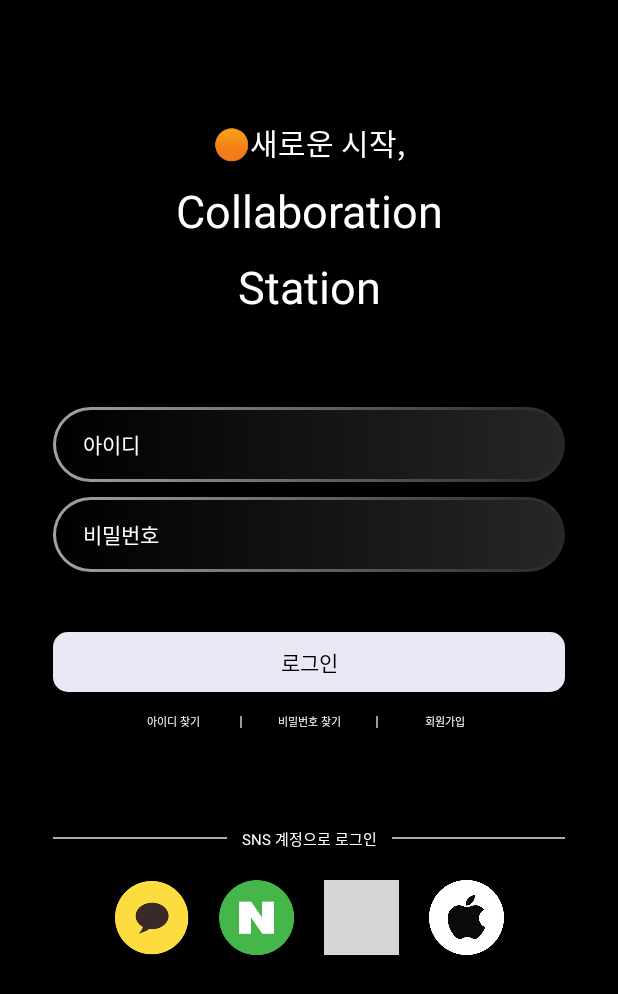
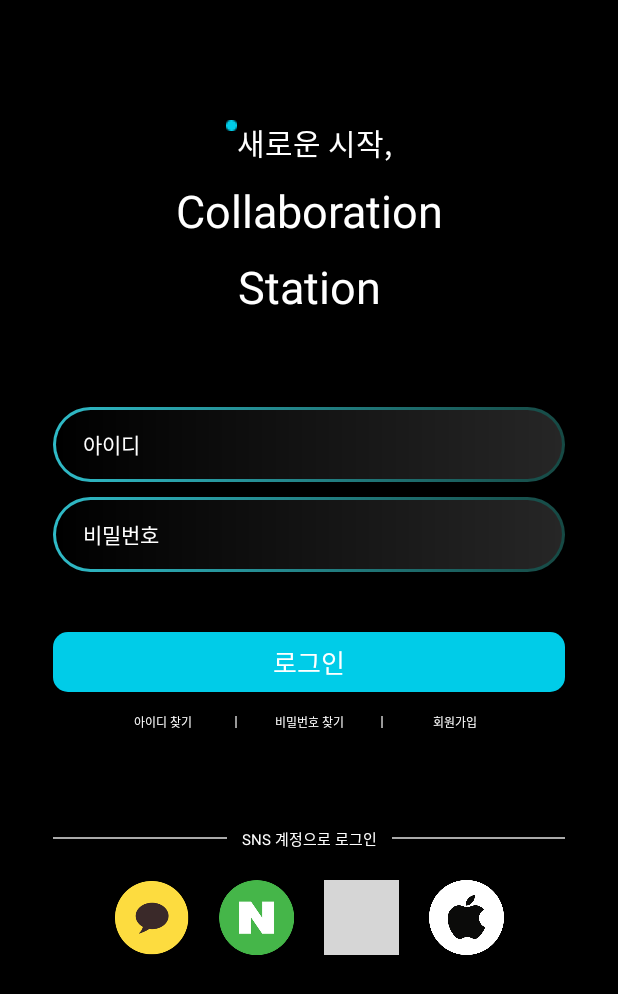
Before and after one commit to EJ-pro/Collobo-Station, an Android app: the screen it shows after launch (LoginActivity), on a phone screen of 412 x 824 dp. Shown: the top 994 px of the screen. Run offline under Robolectric (Android 15) with nearby library versions, the phone set to English and light mode, and no system bars; our stand-ins replace Firebase (no records; nobody signed in at launch, a user with empty details on screens opened directly); grey boxes are pictures that could not be loaded.

Commit message:
app styles 수정

```diff
--- a/app/src/main/java/com/example/collobo_station/Login/CreateActivity.kt
+++ b/app/src/main/java/com/example/collobo_station/Login/CreateActivity.kt
@@ -97,7 +97,7 @@ class CreateActivity  : AppCompatActivity() {
                     }
                 },1000)
             } else {
-                checkDuplicateNickname(phone)
+                checkDuplicatePhoneNumber(phone)
             }
         }
         createButton.setOnClickListener {
--- a/app/src/main/res/drawable/create_back_button_image.xml
+++ b/app/src/main/res/drawable/create_back_button_image.xml
@@ -1,5 +1,5 @@
-<vector xmlns:android="http://schemas.android.com/apk/res/android" android:autoMirrored="true" android:height="24dp" android:tint="#001AFF" android:viewportHeight="24" android:viewportWidth="24" android:width="24dp">
+<vector xmlns:android="http://schemas.android.com/apk/res/android" android:autoMirrored="true" android:height="24dp" android:tint="#00CCE8" android:viewportHeight="24" android:viewportWidth="24" android:width="24dp">
 
-    <path android:fillColor="@android:color/white" android:pathData="M20,11H7.83l5.59,-5.59L12,4l-8,8 8,8 1.41,-1.41L7.83,13H20v-2z"/>
+    <path android:fillColor="@color/white" android:pathData="M20,11H7.83l5.59,-5.59L12,4l-8,8 8,8 1.41,-1.41L7.83,13H20v-2z"/>
 
 </vector>
--- a/app/src/main/res/drawable/create_button_background.xml
+++ b/app/src/main/res/drawable/create_button_background.xml
@@ -1,6 +1,6 @@
 <?xml version="1.0" encoding="utf-8"?>
 <shape xmlns:android="http://schemas.android.com/apk/res/android"
     android:shape="rectangle">
-    <solid android:color="#0119FF" />
+    <solid android:color="@color/maincolor" />
     <corners android:radius="10dp" />
 </shape>
--- a/app/src/main/res/drawable/login_btn_background.xml
+++ b/app/src/main/res/drawable/login_btn_background.xml
@@ -1,6 +1,6 @@
 <?xml version="1.0" encoding="utf-8"?>
 <shape xmlns:android="http://schemas.android.com/apk/res/android"
     android:shape="rectangle">
-    <solid android:color="#E9E9F5" />
+    <solid android:color="#00CCE8" />
     <corners android:radius="10dp" />
 </shape>
--- a/app/src/main/res/drawable/login_rounded_gradient_background.xml
+++ b/app/src/main/res/drawable/login_rounded_gradient_background.xml
@@ -4,8 +4,8 @@
         <shape>
             <!-- 테두리 그라데이션 설정 -->
             <gradient
-                android:startColor="#A3A3A3"
-                android:endColor="#272727"
+                android:startColor="#2FBBC8"
+                android:endColor="#164944"
                 android:angle="0" />
             <!-- 코너 설정 -->
             <corners android:radius="27dp" />
--- a/app/src/main/res/layout/activity_login.xml
+++ b/app/src/main/res/layout/activity_login.xml
@@ -9,17 +9,26 @@
     android:paddingRight="35dp"
     android:screenOrientation="portrait"
     tools:context=".Main.MainActivity">
-
-    <TextView
-        android:id="@+id/aplication_name1"
+    <LinearLayout
         android:layout_width="match_parent"
         android:layout_height="wrap_content"
         android:layout_marginTop="80dp"
-        android:text="🟠새로운 시작,"
-        android:textAlignment="center"
-        android:textColor="@color/white"
-        android:textSize="20sp" />
-
+        android:gravity="center"
+        android:orientation="horizontal">
+        <ImageView
+            android:layout_width="wrap_content"
+            android:layout_height="wrap_content"
+            android:layout_gravity="top"
+            android:src="@drawable/login_dat"/>
+        <TextView
+            android:id="@+id/aplication_name1"
+            android:layout_width="wrap_content"
+            android:layout_height="wrap_content"
+            android:text="새로운 시작,"
+            android:textAlignment="center"
+            android:textColor="@color/white"
+            android:textSize="20sp" />
+    </LinearLayout>
     <TextView
         android:id="@+id/aplication_name2"
         android:layout_width="match_parent"
@@ -76,14 +85,14 @@
         android:layout_marginTop="40dp"
         android:text="로그인"
         android:background="@drawable/login_btn_background"
-        android:textSize="14sp"
-        android:textColor="@color/black" />
+        android:textSize="17sp"
+        android:textColor="@color/white" />
     <LinearLayout
         android:layout_width="match_parent"
         android:layout_height="wrap_content"
         android:orientation="horizontal"
-        android:paddingLeft="35dp"
-        android:paddingRight="35dp"
+        android:paddingLeft="25dp"
+        android:paddingRight="25dp"
         android:layout_marginTop="10dp">
 
         <Button
@@ -93,7 +102,7 @@
             android:layout_weight="1"
             android:text="아이디 찾기"
             android:background="@color/black"
-            android:textSize="7sp"
+            android:textSize="8sp"
             android:textColor="@color/white" />
 
         <View
@@ -110,7 +119,7 @@
             android:layout_weight="1"
             android:text="비밀번호 찾기"
             android:background="@color/black"
-            android:textSize="7sp"
+            android:textSize="8sp"
             android:textColor="@color/white" />
         <View
             android:layout_width="1dp"
@@ -126,7 +135,7 @@
             android:layout_weight="1"
             android:text="회원가입"
             android:background="@color/black"
-            android:textSize="7sp"
+            android:textSize="8sp"
             android:textColor="@color/white" />
 
     </LinearLayout>
--- a/app/src/main/res/layout/activity_main.xml
+++ b/app/src/main/res/layout/activity_main.xml
@@ -5,7 +5,7 @@
     xmlns:tools="http://schemas.android.com/tools"
     android:layout_width="match_parent"
     android:layout_height="match_parent"
-    android:background="@color/black"
+    android:background="@android:color/transparent"
     android:orientation="vertical"
     tools:context=".Main.MainActivity">
 
--- a/app/src/main/res/layout/viewpager2_item.xml
+++ b/app/src/main/res/layout/viewpager2_item.xml
@@ -2,7 +2,7 @@
     xmlns:app="http://schemas.android.com/apk/res-auto"
     android:layout_width="match_parent"
     android:layout_height="match_parent"
-    android:background="@color/black">
+    android:background="@color/white">
 
     <androidx.cardview.widget.CardView
         android:layout_width="match_parent"
--- a/app/src/main/res/values/colors.xml
+++ b/app/src/main/res/values/colors.xml
@@ -2,10 +2,10 @@
 <resources>
     <color name="black">#FF000000</color>
     <color name="white">#FFFFFFFF</color>
-    <color name="maincolor">#DAFC49</color>
+    <color name="maincolor">#00CCE8</color>
 <!--    <color name="navigation_start_color">#DBA700</color>-->
 <!--    <color name="navigation_End_color">#6A5400</color>-->
-        <color name="navigation_start_color">#B7D621</color>
-        <color name="navigation_End_color">#9DA66F</color>
+        <color name="navigation_start_color">#28D4EC</color>
+        <color name="navigation_End_color">#94EBF5</color>
 
 </resources>
```
Also changed, not shown: app/src/main/res/layout/activity_create.xml (+9 -2 lines), app/src/main/res/layout/fragment_home.xml (+15 -13 lines), app/src/main/res/drawable/Image_Splash.jpg, app/src/main/res/drawable/login_dat.png (added).
